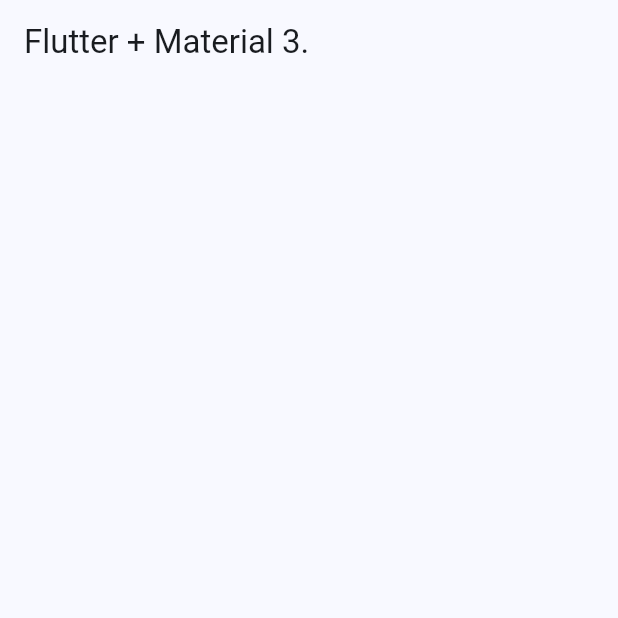
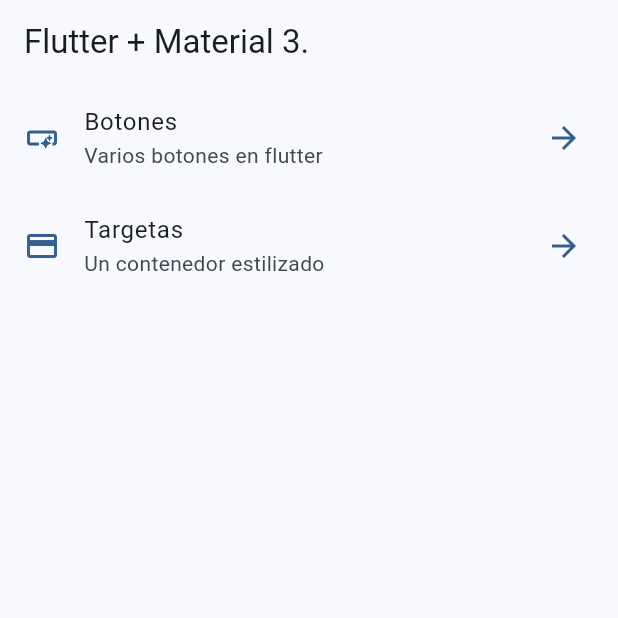
Before and after one commit to hhugo-isc/flutter-bases, a Flutter app: the screen it shows after launch, on a phone screen of 412 x 824 dp, the top half of it. Run offline on Flutter 3.47's test engine with Material 2 defaults, Android fonts, the phone set to English and light mode, and no system bars.

```diff
--- a/lib/config/menu/menu_items.dart
+++ b/lib/config/menu/menu_items.dart
@@ -14,7 +14,7 @@ class MenuItem {
   final IconData icon;
 }
 
-const AppMenuItems = <MenuItem>{
+const List<MenuItem> appMenuItems = <MenuItem>[
   MenuItem(
     title: 'Botones',
     subtitle: 'Varios botones en flutter',
@@ -27,4 +27,4 @@ const AppMenuItems = <MenuItem>{
     link: '/cards',
     icon: Icons.credit_card,
   ),
-};
+];
--- a/lib/main.dart
+++ b/lib/main.dart
@@ -1,5 +1,7 @@
 import 'package:flutter/material.dart';
 import 'package:widgetsapp/config/theme/app_theme.dart';
+import 'package:widgetsapp/presentation/screens/buttons/buttons_screen.dart';
+import 'package:widgetsapp/presentation/screens/cards/cards_screen.dart';
 import 'package:widgetsapp/presentation/screens/home/home_screen.dart';
 
 void main() => runApp(const MyApp());
@@ -10,9 +12,14 @@ class MyApp extends StatelessWidget {
   @override
   Widget build(BuildContext context) {
     return MaterialApp(
-        debugShowCheckedModeBanner: false,
-        title: 'Material App',
-        theme: AppTheme(selectedColor: 0).getTheme(),
-        home: const HomeScreen());
+      debugShowCheckedModeBanner: false,
+      title: 'Material App',
+      theme: AppTheme(selectedColor: 0).getTheme(),
+      home: const HomeScreen(),
+      routes: {
+        '/buttons': (context) => const ButtonsScreen(),
+        '/cards': (context) => const CardsScreen()
+      },
+    );
   }
 }
--- a/lib/presentation/screens/home/home_screen.dart
+++ b/lib/presentation/screens/home/home_screen.dart
@@ -1,4 +1,6 @@
 import 'package:flutter/material.dart';
+import 'package:widgetsapp/config/menu/menu_items.dart';
+import 'package:widgetsapp/presentation/screens/buttons/buttons_screen.dart';
 
 class HomeScreen extends StatelessWidget {
   const HomeScreen({super.key});
@@ -10,6 +12,51 @@ class HomeScreen extends StatelessWidget {
         title: const Text('Flutter + Material 3.'),
         centerTitle: false,
       ),
+      body: const _HomeView(),
     );
   }
 }
+
+class _HomeView extends StatelessWidget {
+  const _HomeView();
+
+  @override
+  Widget build(BuildContext context) {
+    return ListView.builder(
+      itemCount: appMenuItems.length,
+      itemBuilder: (BuildContext context, int index) {
+        final MenuItem menuItem = appMenuItems[index];
+
+        return _CustomListTile(menuItem: menuItem);
+      },
+    );
+  }
+}
+
+class _CustomListTile extends StatelessWidget {
+  const _CustomListTile({
+    required this.menuItem,
+  });
+
+  final MenuItem menuItem;
+
+  @override
+  Widget build(BuildContext context) {
+    final colors = Theme.of(context).colorScheme;
+    return ListTile(
+      onTap: () {
+        Navigator.pushNamed(context, menuItem.link);
+      },
+      leading: Icon(
+        menuItem.icon,
+        color: colors.primary,
+      ),
+      trailing: Icon(
+        Icons.arrow_forward,
+        color: colors.primary,
+      ),
+      title: Text(menuItem.title),
+      subtitle: Text(menuItem.subtitle),
+    );
+  }
+}
```
Also changed, not shown: lib/config/theme/app_theme.dart (+4 -3 lines), lib/presentation/screens/buttons/buttons_screen.dart (added, +15 -0 lines), lib/presentation/screens/cards/cards_screen.dart (added, +15 -0 lines).
